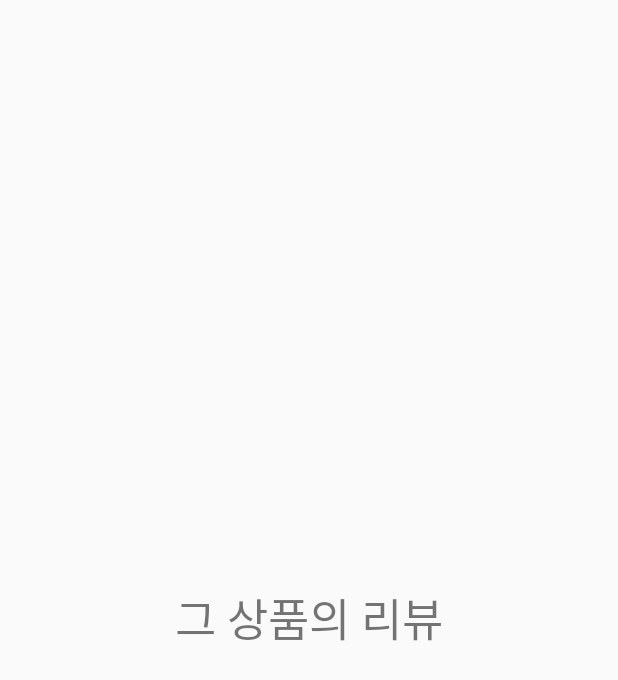
After one commit to CESCFAB/LIPHAE, an Android app: the layout activity_product_review.xml on its own in the app's theme, with its tools: preview values and no code run, on a phone screen of 412 x 824 dp. The commit adds this screen. Shown: the top 680 px of the screen. Run offline under Robolectric (Android 15) with nearby library versions, the phone set to English and light mode, and no system bars.

Commit message:
지은 21.01.21 : 상세보기에서 리뷰 클릭시 상품번호 옮기기까지 완료

```diff
--- a/AndroidPJ_MAIN/app/src/main/AndroidManifest.xml
+++ b/AndroidPJ_MAIN/app/src/main/AndroidManifest.xml
@@ -17,7 +17,9 @@
         android:roundIcon="@mipmap/ic_launcher_round"
         android:supportsRtl="true"
         android:theme="@style/AppTheme">
-        <activity android:name=".Activity.OrderFinished"></activity>
+        <activity android:name=".UserSign.SignupActivity"></activity>
+        <activity android:name=".Activity.ProductReviewActivity" />
+        <activity android:name=".Activity.OrderFinished" />
         <activity android:name=".Activity.OrderdetailActivity" />
         <activity android:name=".Activity.RegisterAddress" />
         <activity android:name=".Test.TestSub01Activity" />
--- a/AndroidPJ_MAIN/app/src/main/java/com/android/androidpj_main/Share/ShareVar.java
+++ b/AndroidPJ_MAIN/app/src/main/java/com/android/androidpj_main/Share/ShareVar.java
@@ -3,6 +3,6 @@ package com.android.androidpj_main.Share;
 public class ShareVar {
     // 공통 ip ************************************************
 
-    public final static String macIP = "192.168.200.178";
+    public final static String macIP = "192.168.43.220";
 
 }
--- a/AndroidPJ_MAIN/app/src/main/java/com/android/androidpj_main/UserSign/LoginActivity.java
+++ b/AndroidPJ_MAIN/app/src/main/java/com/android/androidpj_main/UserSign/LoginActivity.java
@@ -115,7 +115,7 @@ public class LoginActivity extends Activity {
                 startActivity(intent);
 
                 // PreferenceManager 이메일 보내주기
-                PreferenceManager.setString(LoginActivity.this, "email", "qkrtpa12@naver.com");
+                PreferenceManager.setString(LoginActivity.this, "email", "qkrwldms011@naver.com");
                 finish();
             }
         });
--- /dev/null
+++ b/AndroidPJ_MAIN/app/src/main/res/layout/activity_product_review.xml
@@ -0,0 +1,19 @@
+<?xml version="1.0" encoding="utf-8"?>
+<LinearLayout xmlns:android="http://schemas.android.com/apk/res/android"
+    xmlns:app="http://schemas.android.com/apk/res-auto"
+    xmlns:tools="http://schemas.android.com/tools"
+    android:layout_width="match_parent"
+    android:layout_height="match_parent"
+    tools:context=".Activity.ProductReviewActivity">
+
+    <TextView
+        android:id="@+id/review_tvprdNo"
+        android:layout_width="match_parent"
+        android:layout_height="wrap_content"
+        android:text="그 상품의 리뷰"
+        android:textSize="30dp"
+        android:gravity="center"
+        android:layout_gravity="center"
+        />
+
+</LinearLayout>
```
Also changed, not shown: AndroidPJ_MAIN/app/src/main/java/com/android/androidpj_main/Activity/ProductReviewActivity.java (added, +29 -0 lines), AndroidPJ_MAIN/app/src/main/java/com/android/androidpj_main/Activity/ProductViewActivity.java (+7 -0 lines), AndroidPJ_MAIN/app/src/main/java/com/android/androidpj_main/Adapter/TabPagerAdapter.java (deleted, +0 -39 lines), AndroidPJ_MAIN/app/src/main/java/com/android/androidpj_main/UserSign/SignupActivity.java (added, +16 -0 lines), AndroidPJ_MAIN/app/src/main/res/layout/activity_signup.xml (added, +9 -0 lines).
